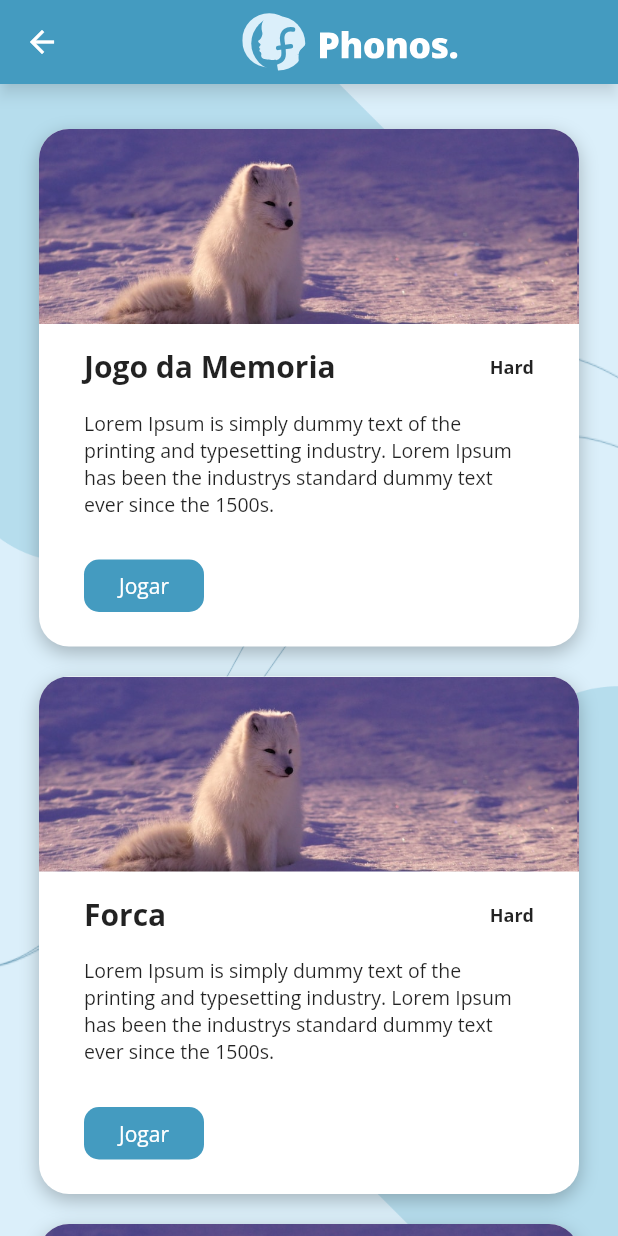
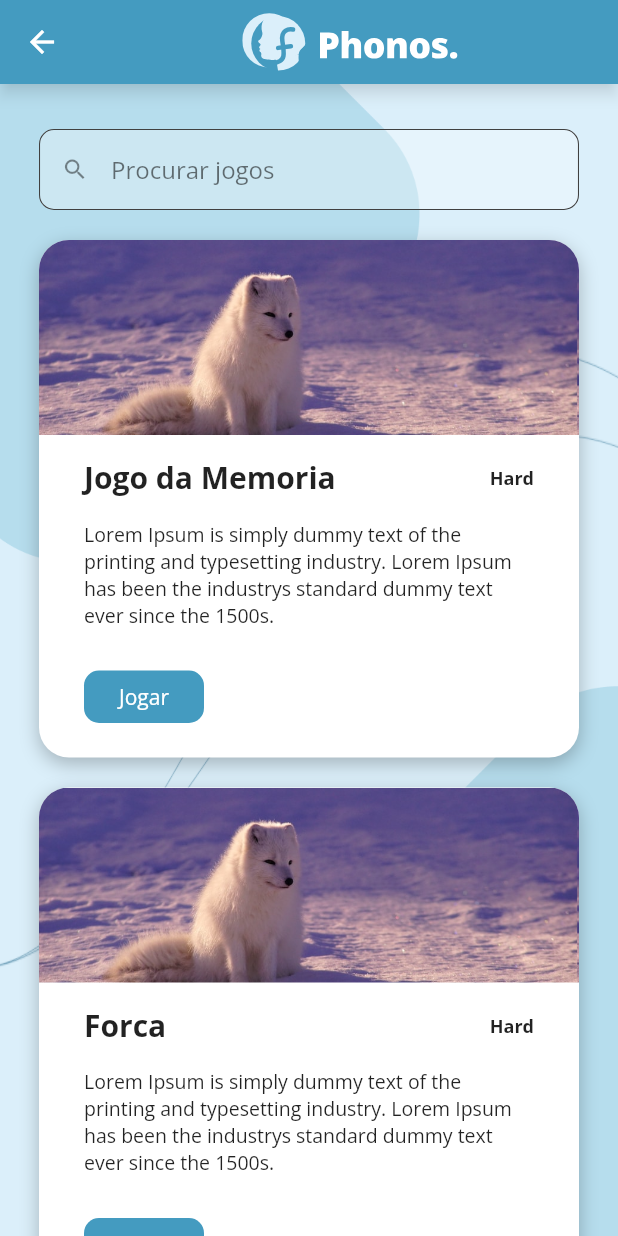
Before and after one commit to JOHN-RlCHARD/phonos-flutter, a Flutter app: the HomePaciente screen opened directly, after a tap on "Jogos", on a phone screen of 412 x 824 dp. Run offline on Flutter 3.47's test engine with Material 2 defaults, Android fonts, the phone set to English and light mode, and no system bars; our stand-ins replace carousel_slider, flutter_svg, google_fonts.

Commit message:
Responsive Games screens

```diff
--- a/lib/screens/games.dart
+++ /dev/null
@@ -1,66 +0,0 @@
-import 'package:app_fono/widgets/game_card.dart';
-import 'package:app_fono/widgets/responsive_bg.dart';
-import 'package:app_fono/widgets/responsive_box.dart';
-import 'package:flutter/material.dart';
-
-import '../widgets/appbar.dart';
-
-class Games extends StatelessWidget {
-  const Games({super.key});
-
-  @override
-  Widget build(BuildContext context) {
-    return Scaffold(
-      appBar: PreferredSize(
-        preferredSize: Size.fromHeight(56),
-        child: MyAppBar(),
-      ),
-      body: ResponsiveBackground(
-        child: SingleChildScrollView(
-
-          child: Padding(
-            padding: const EdgeInsets.all(10),
-            child: Wrap(
-              alignment: WrapAlignment.spaceAround,
-              direction: Axis.horizontal,
-              spacing: 20,
-              runSpacing: 20,
-              children: [
-                SizedBox(width: MediaQuery.of(context).size.width,),
-                //SizedBox(height: 30, width: MediaQuery.of(context).size.width,),
-
-                GameCard(
-                  title: 'Jogo da Memoria',
-                  difficulty: 'Hard',
-                  description: 'Lorem Ipsum is simply dummy text of the printing and typesetting industry. Lorem Ipsum has been the industrys standard dummy text ever since the 1500s.',
-                  image: AssetImage('assets/kawaii_polar.png'),
-                ),
-
-                GameCard(
-                  title: 'Forca',
-                  difficulty: 'Hard',
-                  description: 'Lorem Ipsum is simply dummy text of the printing and typesetting industry. Lorem Ipsum has been the industrys standard dummy text ever since the 1500s.',
-                  image: AssetImage('assets/kawaii_polar.png'),
-                ),
-
-                GameCard(
-                  title: 'Cruzadinha',
-                  difficulty: 'Hard',
-                  description: 'Lorem Ipsum is simply dummy text of the printing and typesetting industry. Lorem Ipsum has been the industrys standard dummy text ever since the 1500s.',
-                  image: AssetImage('assets/kawaii_polar.png'),
-                ),
-
-                GameCard(
-                  title: 'Caca Palavras',
-                  difficulty: 'Hard',
-                  description: 'Lorem Ipsum is simply dummy text of the printing and typesetting industry. Lorem Ipsum has been the industrys standard dummy text ever since the 1500s.',
-                  image: AssetImage('assets/kawaii_polar.png'),
-                ),
-              ],
-            ),
-          ),
-        ),
-      ),
-    );
-  }
-}
--- /dev/null
+++ b/lib/screens/games/games.dart
@@ -0,0 +1,23 @@
+import 'package:app_fono/screens/games/games_desktop.dart';
+import 'package:app_fono/screens/games/games_mobile.dart';
+import 'package:flutter/material.dart';
+
+import '../../classes/responsive.dart';
+import '../../widgets/appbar.dart';
+
+class Games extends StatelessWidget {
+  const Games({super.key});
+
+  @override
+  Widget build(BuildContext context) {
+    return Scaffold(
+      appBar: PreferredSize(
+        preferredSize: Size.fromHeight(56),
+        child: MyAppBar(),
+      ),
+      body: (Responsive.isMobile(context))
+      ? GamesMobile()
+      : GamesDesktop(),
+    );
+  }
+}
--- /dev/null
+++ b/lib/screens/games/games_mobile.dart
@@ -0,0 +1,70 @@
+import 'package:app_fono/widgets/game_card.dart';
+import 'package:app_fono/widgets/responsive_bg.dart';
+import 'package:flutter/material.dart';
+
+class GamesMobile extends StatelessWidget {
+  const GamesMobile({super.key});
+
+  @override
+  Widget build(BuildContext context) {
+    return ResponsiveBackground(
+      child: SingleChildScrollView(
+
+        child: Padding(
+          padding: const EdgeInsets.all(10),
+          child: Wrap(
+            alignment: WrapAlignment.spaceAround,
+            direction: Axis.horizontal,
+            spacing: 20,
+            runSpacing: 20,
+            children: [
+              SizedBox(width: MediaQuery.of(context).size.width,),
+              //SizedBox(height: 30, width: MediaQuery.of(context).size.width,),
+
+              Container(
+                width: 360,
+                child: TextField(
+                  decoration: InputDecoration(
+                    hintText: 'Procurar jogos',
+                    prefixIcon: Icon(Icons.search),
+                    filled: true,
+                    fillColor: Colors.white.withOpacity(0.3)
+                  ),
+                  textInputAction: TextInputAction.search,
+                ),
+              ),
+
+              GameCard(
+                title: 'Jogo da Memoria',
+                difficulty: 'Hard',
+                description: 'Lorem Ipsum is simply dummy text of the printing and typesetting industry. Lorem Ipsum has been the industrys standard dummy text ever since the 1500s.',
+                image: AssetImage('assets/kawaii_polar.png'),
+              ),
+
+              GameCard(
+                title: 'Forca',
+                difficulty: 'Hard',
+                description: 'Lorem Ipsum is simply dummy text of the printing and typesetting industry. Lorem Ipsum has been the industrys standard dummy text ever since the 1500s.',
+                image: AssetImage('assets/kawaii_polar.png'),
+              ),
+
+              GameCard(
+                title: 'Cruzadinha',
+                difficulty: 'Hard',
+                description: 'Lorem Ipsum is simply dummy text of the printing and typesetting industry. Lorem Ipsum has been the industrys standard dummy text ever since the 1500s.',
+                image: AssetImage('assets/kawaii_polar.png'),
+              ),
+
+              GameCard(
+                title: 'Caca Palavras',
+                difficulty: 'Hard',
+                description: 'Lorem Ipsum is simply dummy text of the printing and typesetting industry. Lorem Ipsum has been the industrys standard dummy text ever since the 1500s.',
+                image: AssetImage('assets/kawaii_polar.png'),
+              ),
+            ],
+          ),
+        ),
+      ),
+    );
+  }
+}
--- a/lib/screens/home_paciente.dart
+++ b/lib/screens/home_paciente.dart
@@ -1,10 +1,11 @@
-import 'package:app_fono/screens/games.dart';
+import 'package:app_fono/screens/games/games_mobile.dart';
 import 'package:app_fono/widgets/custom_button.dart';
 import 'package:app_fono/widgets/responsive_bg.dart';
 import 'package:app_fono/widgets/responsive_box.dart';
 import 'package:flutter/material.dart';
 
 import '../widgets/appbar.dart';
+import 'games/games.dart';
 
 class HomePaciente extends StatelessWidget {
   const HomePaciente({super.key});
--- a/lib/themes/my_input_theme.dart
+++ b/lib/themes/my_input_theme.dart
@@ -3,7 +3,7 @@ import 'package:flutter/material.dart';
 class MyInputTheme {
   OutlineInputBorder _buildBorder(Color color) {
     return OutlineInputBorder(
-      borderRadius: const BorderRadius.all(Radius.circular(8)),
+      borderRadius: const BorderRadius.all(Radius.circular(10)),
       borderSide: BorderSide(
         color: color,
         width: 0.7,
@@ -49,7 +49,7 @@ class MyInputTheme {
         }),
         errorStyle: _buildTextStyle(Color(0xFFFF7A7A)),
         helperStyle: _buildTextStyle(Colors.cyan),
-        hintStyle: _buildTextStyle(Colors.grey),
+        hintStyle: _buildTextStyle(Colors.black54),
         labelStyle:
             MaterialStateTextStyle.resolveWith((Set<MaterialState> states) {
           final Color color;
--- a/lib/widgets/game_card.dart
+++ b/lib/widgets/game_card.dart
@@ -27,6 +27,7 @@ class GameCard extends StatelessWidget {
       ),
 
       child: Column(
+        mainAxisSize: MainAxisSize.min,
         mainAxisAlignment: MainAxisAlignment.start,
         children: [
           Container(
--- a/lib/widgets/responsive_box.dart
+++ b/lib/widgets/responsive_box.dart
@@ -10,7 +10,7 @@ class ResponsiveBox extends StatelessWidget {
   @override
   Widget build(BuildContext context) {
     return Container(
-      constraints: BoxConstraints(maxWidth: 350),
+      //constraints: BoxConstraints(maxWidth: 350),
       padding: EdgeInsets.symmetric(horizontal: 20),
       decoration: BoxDecoration(
         boxShadow: [
@@ -35,12 +35,12 @@ class ResponsiveBox extends StatelessWidget {
       child: Padding(
         padding: const EdgeInsets.fromLTRB(30, 10, 30, 20),
         child: Container(
-          constraints: BoxConstraints(maxWidth: 200),
-          child: Column(
-            mainAxisSize: MainAxisSize.min,
-            mainAxisAlignment: MainAxisAlignment.center,
+          // constraints: BoxConstraints(maxWidth: 1100),
+          child: Wrap(
+            crossAxisAlignment: WrapCrossAlignment.center,
+            direction: Axis.vertical,
             children: children,
-          ),
+          )
         ),
       ),
     );
--- a/pubspec.yaml
+++ b/pubspec.yaml
@@ -37,6 +37,7 @@ dependencies:
   table_calendar: ^3.0.7
   app_event: ^1.0.0
   webview_flutter: ^3.0.4
+  carousel_slider: ^4.1.1
 
 
   # The following adds the Cupertino Icons font to your application.
```
Also changed, not shown: lib/screens/games/games_desktop.dart (added, +86 -0 lines), pubspec.lock.
